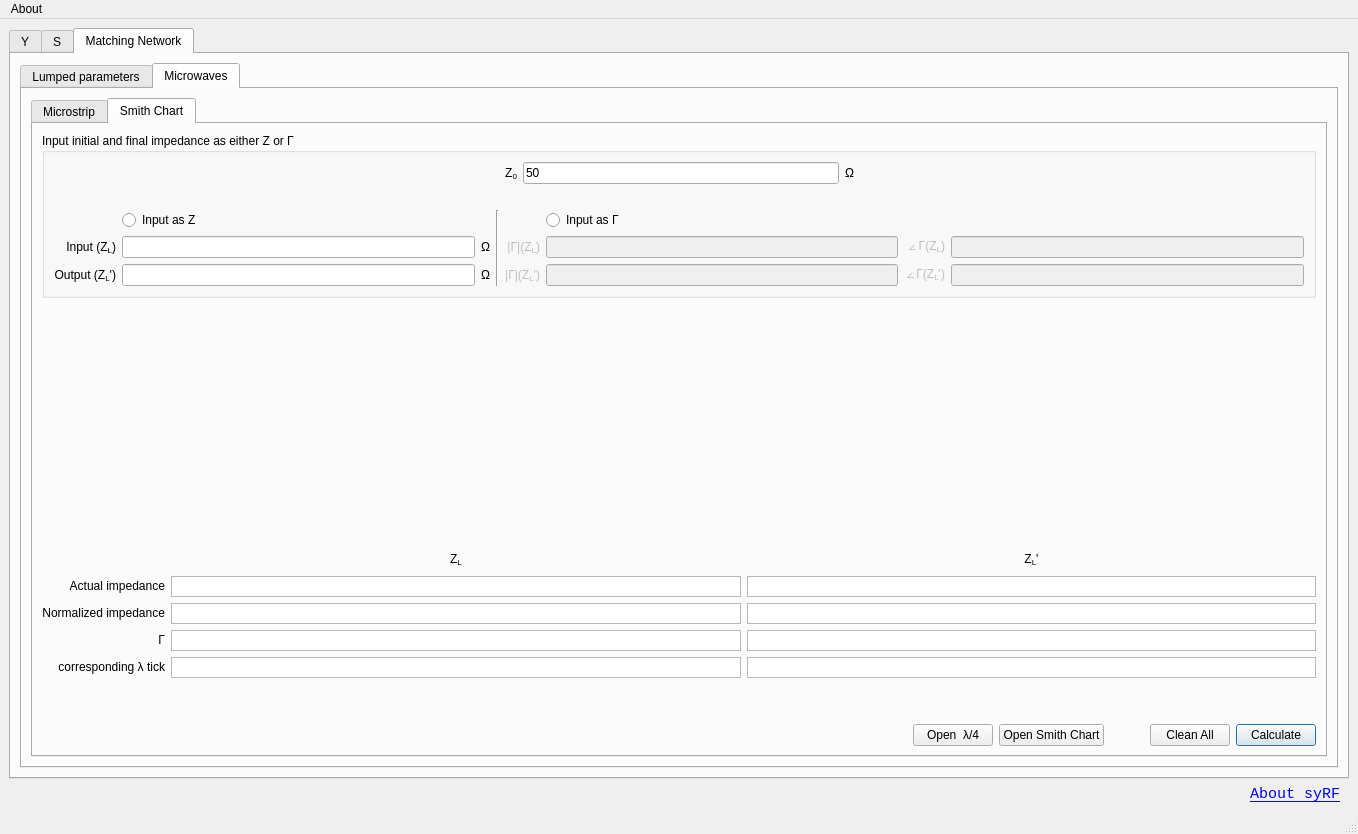
Qt form ui/syRF.ui (urbanij/syRF) before a commit.
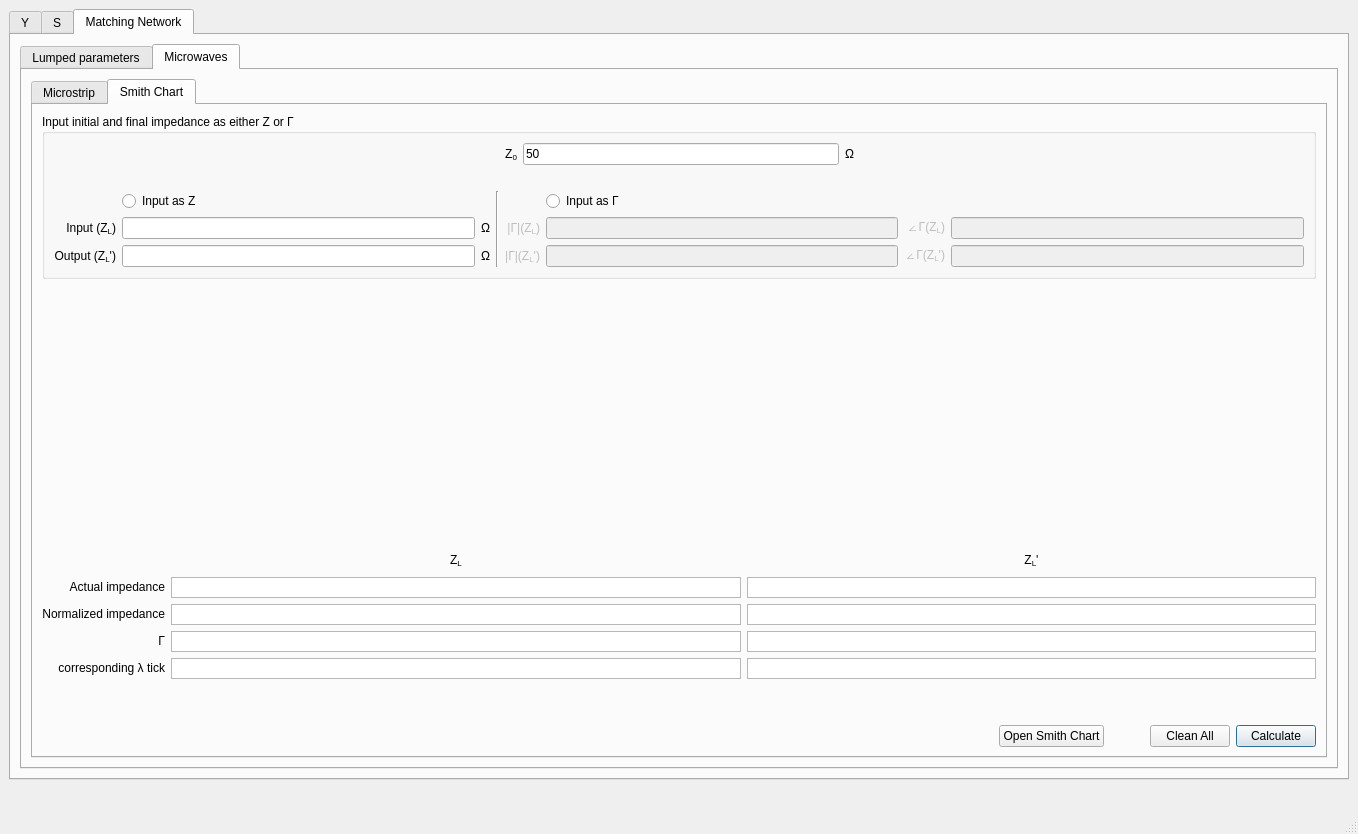
The same form after that commit. The open tabs and pages were chosen to show the change.

Commit message: - quit syRF with ctrl+W and utilities tools with Exit. - added menu bar

What changed in the file:
```diff
--- a/ui/syRF.ui
+++ b/ui/syRF.ui
@@ -4865,13 +4865,6 @@
                         </property>
                        </spacer>
                       </item>
-                      <item>
-                       <widget class="QPushButton" name="open_lambda4_button">
-                        <property name="text">
-                         <string>Open  λ/4</string>
-                        </property>
-                       </widget>
-                      </item>
                       <item>
                        <widget class="QPushButton" name="Show_Smith">
                         <property name="text">
@@ -4942,30 +4935,6 @@
           </property>
          </widget>
         </item>
-        <item>
-         <widget class="QLabel" name="label_11">
-          <property name="font">
-           <font>
-            <family>Courier New</family>
-            <pointsize>11</pointsize>
-            <weight>50</weight>
-            <bold>false</bold>
-            <underline>false</underline>
-            <kerning>false</kerning>
-           </font>
-          </property>
-          <property name="text">
-           <string>&lt;a href=&quot;https://urbanij.github.io/syRF/&quot;&gt;About syRF&lt;/a&gt;
-</string>
-          </property>
-          <property name="alignment">
-           <set>Qt::AlignRight|Qt::AlignTrailing|Qt::AlignVCenter</set>
-          </property>
-          <property name="openExternalLinks">
-           <bool>true</bool>
-          </property>
-         </widget>
-        </item>
        </layout>
       </item>
      </layout>
@@ -4973,22 +4942,6 @@
    </layout>
   </widget>
   <widget class="QStatusBar" name="statusbar"/>
-  <widget class="QMenuBar" name="menuBar">
-   <property name="geometry">
-    <rect>
-     <x>0</x>
-     <y>0</y>
-     <width>1358</width>
-     <height>22</height>
-    </rect>
-   </property>
-   <widget class="QMenu" name="menuAbout">
-    <property name="title">
-     <string>About</string>
-    </property>
-   </widget>
-   <addaction name="menuAbout"/>
-  </widget>
   <action name="actionAbout">
    <property name="text">
     <string>About</string>
```
Left out of the diff: 13 changed lines with no effect on the pictures. The commit also changes 5 other files.
